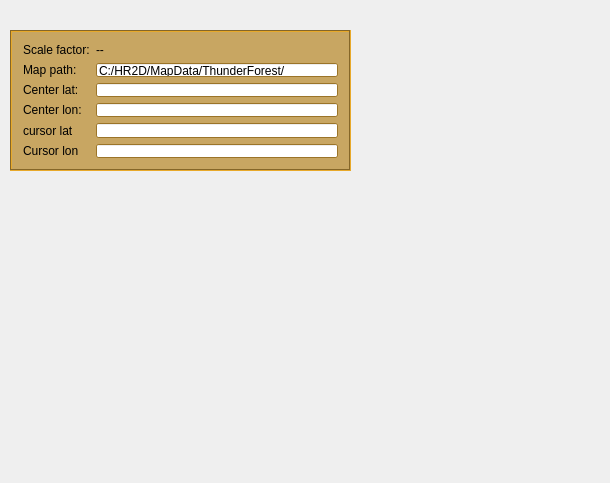
Qt form mainwindow.ui (kimphg/CameraMap) before a commit.
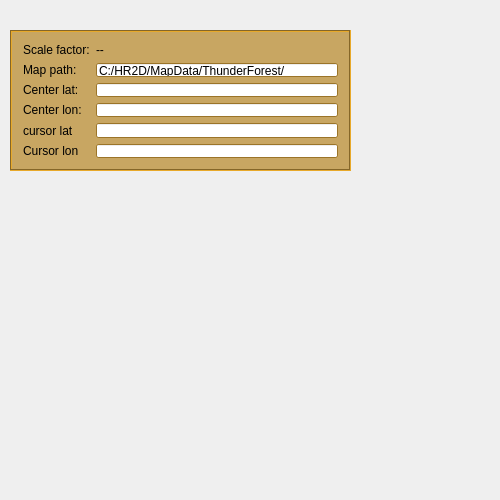
The same form after that commit.

Patch:
```diff
--- a/mainwindow.ui
+++ b/mainwindow.ui
@@ -6,8 +6,8 @@
    <rect>
     <x>0</x>
     <y>0</y>
-    <width>610</width>
-    <height>483</height>
+    <width>500</width>
+    <height>500</height>
    </rect>
   </property>
   <property name="windowTitle">
```
Left out of the diff: 2 changed lines with no effect on the pictures.
